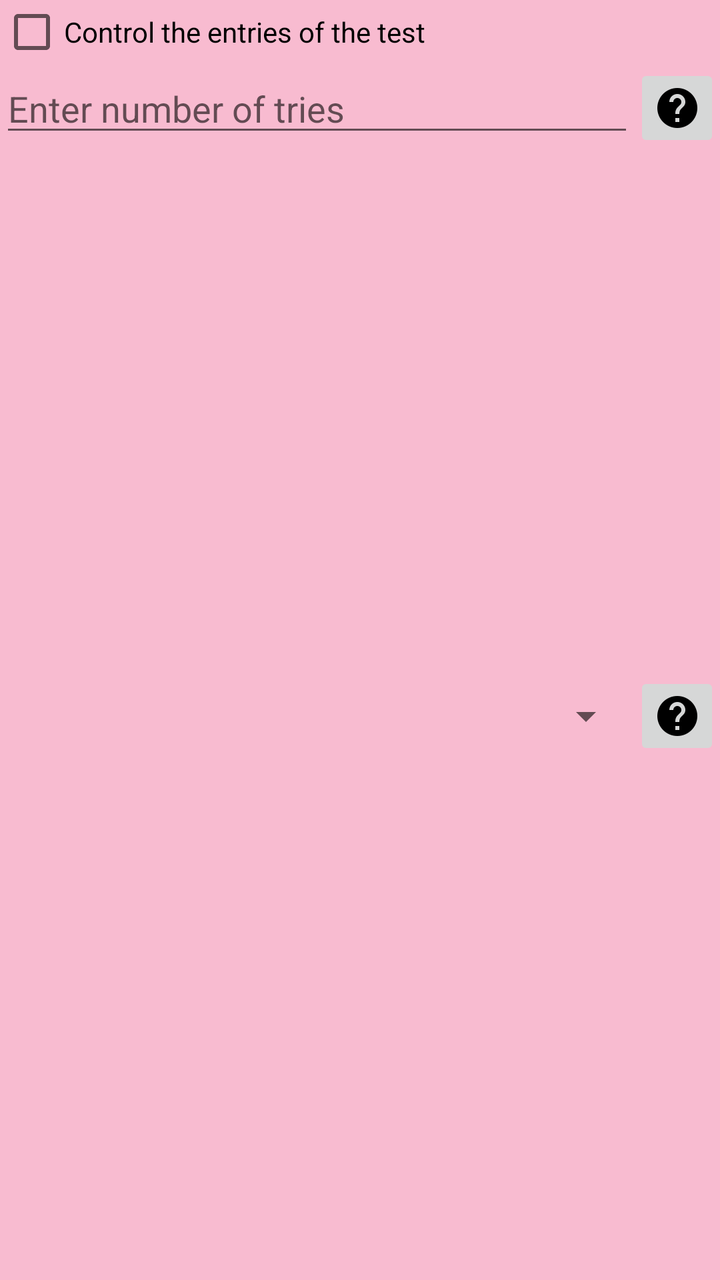
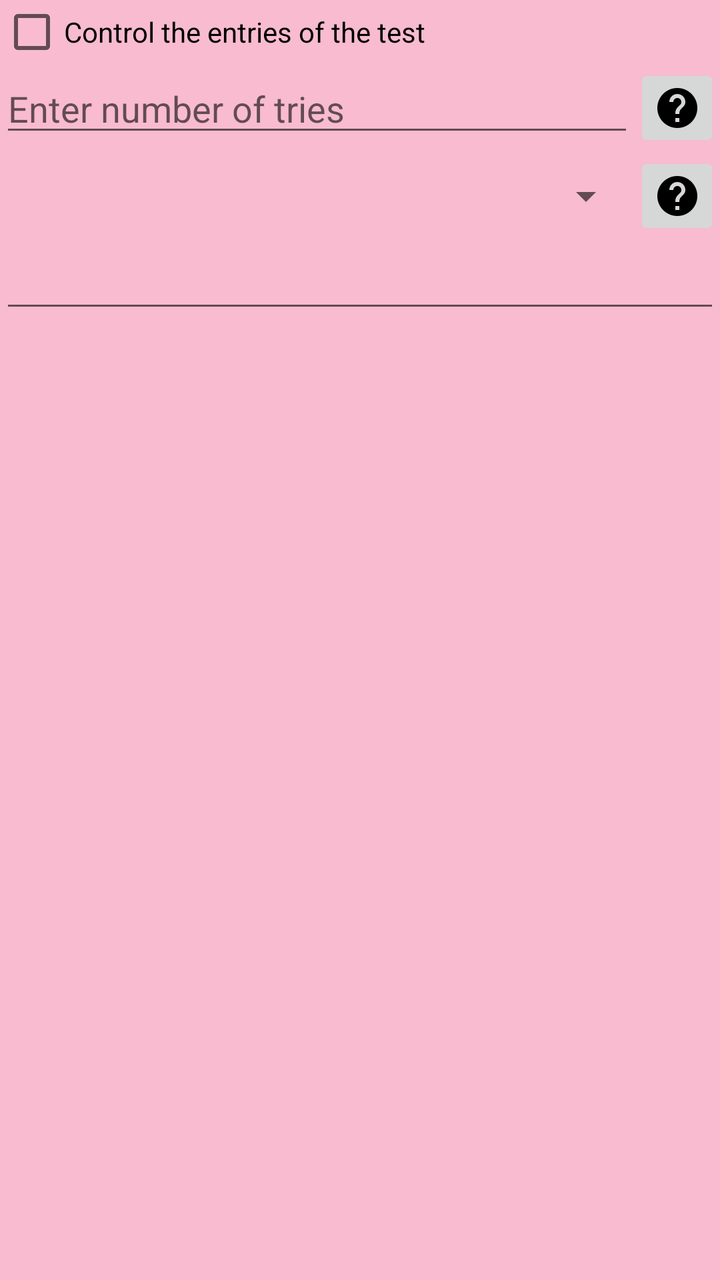

Before-and-after screenshots of an Android layout around one commit, followed by the original layout XML and the change that was made.
<!-- AndroidManifest.xml: application theme MyMaterialTheme -->
<!-- res/layout/quick_test_dialog_fragment.xml -->
<?xml version="1.0" encoding="utf-8"?>
<LinearLayout xmlns:android="http://schemas.android.com/apk/res/android"
    android:layout_width="match_parent"
    android:layout_height="match_parent"
    android:orientation="vertical">

    <CheckBox
        android:id="@+id/control_test_entries"
        android:layout_width="wrap_content"
        android:layout_height="wrap_content"
        android:text="@string/control_the_entries_of_the_test" />

    <LinearLayout
        android:id="@+id/control_options"
        android:layout_width="match_parent"
        android:layout_height="wrap_content"
        android:orientation="vertical"
        android:visibility="gone">

        <LinearLayout
            android:layout_width="match_parent"
            android:layout_height="wrap_content"
            android:gravity="center"
            android:orientation="horizontal"
            android:weightSum="2">

            <LinearLayout
                android:layout_width="0dp"
                android:layout_height="wrap_content"
                android:layout_weight="1"
                android:orientation="vertical">

                <TextView
                    android:layout_width="wrap_content"
                    android:layout_height="wrap_content"
                    android:text="@string/select_percentage_of_controlled_portion" />

                <Spinner
                    android:id="@+id/controlled_portion"
                    android:layout_width="wrap_content"
                    android:layout_height="wrap_content"
                    android:layout_margin="7dp"
                    android:drawSelectorOnTop="true"
                    android:entries="@array/controlled_portion_percentages" />
            </LinearLayout>

            <LinearLayout
                android:layout_width="0dp"
                android:layout_height="wrap_content"
                android:layout_weight="1"
                android:orientation="vertical">

                <TextView
                    android:layout_width="wrap_content"
                    android:layout_height="wrap_content"
                    android:text="@string/select_percentage_of_uncontrolled_portion" />

                <Spinner
                    android:id="@+id/uncontrolled_portion"
                    android:layout_width="wrap_content"
                    android:layout_height="wrap_content"
                    android:layout_margin="7dp"
                    android:drawSelectorOnTop="true"
                    android:entries="@array/uncontrolled_portion_percentages" />
            </LinearLayout>
        </LinearLayout>

        <LinearLayout
            android:layout_width="match_parent"
            android:layout_height="wrap_content"
            android:orientation="horizontal"
            android:weightSum="2">

            <LinearLayout
                android:layout_width="0dp"
                android:layout_height="wrap_content"
                android:layout_weight="1"
                android:orientation="vertical">

                <TextView
                    android:layout_width="wrap_content"
                    android:layout_height="wrap_content"
                    android:text="@string/select_rank" />

                <Spinner
                    android:id="@+id/spinner_rank"
                    android:layout_width="wrap_content"
                    android:layout_height="wrap_content"
                    android:layout_margin="7dp"

                    android:drawSelectorOnTop="true"
                    android:entries="@array/rank" />
            </LinearLayout>

            <LinearLayout
                android:layout_width="0dp"
                android:layout_height="wrap_content"
                android:layout_weight="1"
                android:orientation="vertical">

                <TextView
                    android:layout_width="wrap_content"
                    android:layout_height="wrap_content"
                    android:text="@string/select_wrongness_level" />

                <Spinner
                    android:id="@+id/spinner_wrongness_percentage"
                    android:layout_width="wrap_content"
                    android:layout_height="wrap_content"
                    android:layout_margin="7dp"
                    android:drawSelectorOnTop="true"
                    android:entries="@array/wrongness_percentages" />
            </LinearLayout>
        </LinearLayout>


    </LinearLayout>

    <LinearLayout
        android:layout_width="match_parent"
        android:layout_height="wrap_content"
        android:orientation="horizontal"
        android:weightSum="10">

        <EditText
            android:id="@+id/number_of_tries"
            android:layout_width="match_parent"
            android:layout_height="wrap_content"
            android:layout_weight="9"
            android:hint="@string/enter_tries_number"
            android:imeOptions="flagNoExtractUi"
            android:inputType="number" />

        <ImageButton
            android:id="@+id/number_of_tries_help"
            android:layout_width="wrap_content"
            android:layout_height="wrap_content"
            android:layout_weight="1"

            android:src="@drawable/ic_help_black_24dp" />
    </LinearLayout>



    <LinearLayout
        android:layout_width="match_parent"
        android:layout_height="match_parent"
        android:gravity="center"
        android:orientation="horizontal"
        android:weightSum="10">
        <Spinner
            android:id="@+id/number_or_percentage"
            android:layout_width="match_parent"
            android:layout_height="wrap_content"
            android:layout_weight="9"/>

        <ImageButton
            android:id="@+id/percentage_or_number_help"
            android:layout_width="wrap_content"
            android:layout_height="wrap_content"
            android:layout_weight="1"
            android:src="@drawable/ic_help_black_24dp" />

    </LinearLayout>

    <EditText
        android:id="@+id/number"
        android:layout_width="match_parent"
        android:layout_height="wrap_content"
        android:layout_weight="9"
        android:imeOptions="flagNoExtractUi"
        android:inputType="number" />



</LinearLayout>
<!-- resources referenced by this layout -->
<resources>
  <string-array name="controlled_portion_percentages">
          <item>20%</item>
          <item>40%</item>
          <item>50%</item>
          <item>60%</item>
          <item>80%</item>
          <item>100%</item>
      </string-array>
  <string-array name="rank">
          <item>Low</item>
          <item>Moderate</item>
          <item>Important</item>
          <item>Vital</item>
      </string-array>
  <string-array name="uncontrolled_portion_percentages">
          <item>0%</item>
          <item>20%</item>
          <item>40%</item>
          <item>50%</item>
          <item>60%</item>
          <item>80%</item>
      </string-array>
  <string-array name="wrongness_percentages">
          <item>0%</item>
          <item>20%</item>
          <item>40%</item>
          <item>60%</item>
          <item>80%</item>
          <item>100%</item>
      </string-array>
  <!-- drawable ic_help_black_24dp: png bitmap (drawable-hdpi, 458 bytes) -->
  <string name="control_the_entries_of_the_test">Control the entries of the test</string>
  <string name="enter_tries_number">Enter number of tries</string>
  <string name="select_percentage_of_controlled_portion">The controlled portion is:</string>
  <string name="select_percentage_of_uncontrolled_portion">The uncontrolled portion is:</string>
  <string name="select_rank">Select rank:</string>
  <string name="select_wrongness_level">Select wrongness level:</string>
  <style name="MyMaterialTheme" parent="MyMaterialTheme.Base">
  
      </style>
  <style name="MyMaterialTheme.Base" parent="Theme.AppCompat.Light.DarkActionBar">
          <item name="windowNoTitle">true</item>
          <item name="windowActionBar">false</item>
          <item name="colorPrimary">@color/colorPrimary</item>
          <item name="colorPrimaryDark">@color/colorPrimaryDark</item>
          <item name="colorAccent">@color/colorAccent</item>
          <item name="android:windowBackground">@color/windowBackground</item>
      </style>
  <color name="colorPrimary">#EC407A</color>
  <color name="colorPrimaryDark">#AD1457</color>
  <color name="colorAccent">#EA80FC</color>
  <color name="windowBackground">#F8BBD0</color>
</resources>

<!-- the commit's change to res/layout/quick_test_dialog_fragment.xml (unified diff, before → after) -->
@@ -1,4 +1,8 @@
 <?xml version="1.0" encoding="utf-8"?>
+<ScrollView
+    android:layout_width="match_parent"
+    android:layout_height="match_parent"
+    xmlns:android="http://schemas.android.com/apk/res/android" >
 <LinearLayout xmlns:android="http://schemas.android.com/apk/res/android"
     android:layout_width="match_parent"
     android:layout_height="match_parent"
@@ -174,3 +178,4 @@
 
 
 </LinearLayout>
+    </ScrollView>
<!-- resource entries referenced after the edit -->
@@ -1,6 +1,6 @@
 <!-- resources referenced by this layout -->
 <resources>
-  <string-array name="controlled_portion_percentages">
+  <string-array name="controlled_portion_percentages" translatable="false">
           <item>20%</item>
           <item>40%</item>
           <item>50%</item>
@@ -14,7 +14,7 @@
           <item>Important</item>
           <item>Vital</item>
       </string-array>
-  <string-array name="uncontrolled_portion_percentages">
+  <string-array name="uncontrolled_portion_percentages" translatable="false">
           <item>0%</item>
           <item>20%</item>
           <item>40%</item>
@@ -22,7 +22,7 @@
           <item>60%</item>
           <item>80%</item>
       </string-array>
-  <string-array name="wrongness_percentages">
+  <string-array name="wrongness_percentages" translatable="false">
           <item>0%</item>
           <item>20%</item>
           <item>40%</item>
